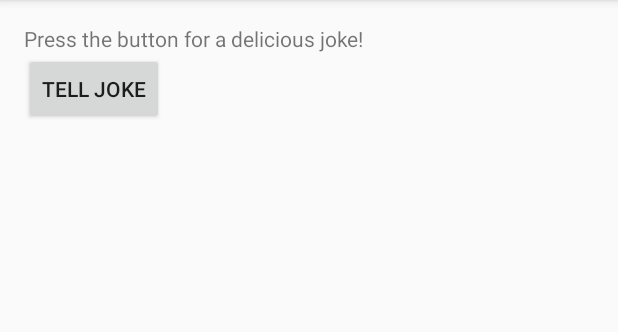
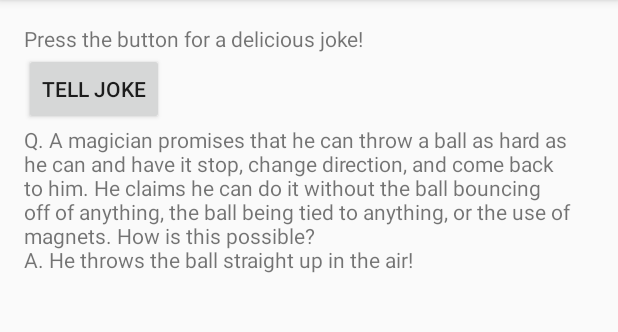
Before and after one commit to ahmetturk/Build-It-Bigger, an Android app: the screen it shows after launch (MainActivity), after a tap on "TELL JOKE", on a phone screen of 412 x 824 dp, the part 84-416 px from its top. Run offline under Robolectric (Android 15) with nearby library versions, the phone set to English and light mode, and no system bars; our stand-ins replace AdMob.

Commit message:
Add joke provider java library

```diff
--- a/app/build.gradle
+++ b/app/build.gradle
@@ -36,6 +36,7 @@ android {
 dependencies {
     implementation fileTree(dir: 'libs', include: ['*.jar'])
     endpointsServer project(path: ':backend', configuration: 'endpoints')
+    implementation project(':jokeprovider')
     implementation 'com.android.support:appcompat-v7:27.1.1'
     implementation 'com.google.android.gms:play-services-ads:15.0.1'
     implementation 'com.google.api-client:google-api-client:1.23.0'
--- a/app/src/main/java/com/udacity/gradle/builditbigger/MainActivity.java
+++ b/app/src/main/java/com/udacity/gradle/builditbigger/MainActivity.java
@@ -4,8 +4,6 @@ import android.os.Bundle;
 import android.support.v7.app.AppCompatActivity;
 import android.view.Menu;
 import android.view.MenuItem;
-import android.view.View;
-import android.widget.Toast;
 
 
 public class MainActivity extends AppCompatActivity {
@@ -39,8 +37,4 @@ public class MainActivity extends AppCompatActivity {
         return super.onOptionsItemSelected(item);
     }
 
-    public void tellJoke(View view) {
-        Toast.makeText(this, "derp", Toast.LENGTH_SHORT).show();
-    }
-
 }
--- a/app/src/main/java/com/udacity/gradle/builditbigger/MainActivityFragment.java
+++ b/app/src/main/java/com/udacity/gradle/builditbigger/MainActivityFragment.java
@@ -5,9 +5,12 @@ import android.support.v4.app.Fragment;
 import android.view.LayoutInflater;
 import android.view.View;
 import android.view.ViewGroup;
+import android.widget.Button;
+import android.widget.TextView;
 
 import com.google.android.gms.ads.AdRequest;
 import com.google.android.gms.ads.AdView;
+import com.udacity.gradle.jokeprovider.JokeProvider;
 
 
 /**
@@ -23,6 +26,16 @@ public class MainActivityFragment extends Fragment {
                              Bundle savedInstanceState) {
         View root = inflater.inflate(R.layout.fragment_main, container, false);
 
+        final TextView textViewJoke = root.findViewById(R.id.text_view_joke);
+        final Button buttonTellJoke = root.findViewById(R.id.button_tell_joke);
+
+        buttonTellJoke.setOnClickListener(new View.OnClickListener() {
+            @Override
+            public void onClick(View v) {
+                textViewJoke.setText(JokeProvider.getJoke());
+            }
+        });
+
         AdView mAdView = (AdView) root.findViewById(R.id.adView);
         // Create an ad request. Check logcat output for the hashed device ID to
         // get test ads on a physical device. e.g.
--- a/app/src/main/res/layout/fragment_main.xml
+++ b/app/src/main/res/layout/fragment_main.xml
@@ -16,11 +16,17 @@
         android:text="@string/instructions" />
 
     <Button
+        android:id="@+id/button_tell_joke"
         android:layout_width="wrap_content"
         android:layout_height="wrap_content"
         android:layout_below="@+id/instructions_text_view"
-        android:onClick="tellJoke"
         android:text="@string/button_text" />
+
+    <TextView
+        android:id="@+id/text_view_joke"
+        android:layout_width="wrap_content"
+        android:layout_height="wrap_content"
+        android:layout_below="@id/button_tell_joke" />
 
     <com.google.android.gms.ads.AdView
         android:id="@+id/adView"
--- /dev/null
+++ b/jokeprovider/src/main/java/com/udacity/gradle/jokeprovider/JokeProvider.java
@@ -0,0 +1,18 @@
+package com.udacity.gradle.jokeprovider;
+
+import java.util.Random;
+
+import javax.swing.text.View;
+
+public class JokeProvider {
+
+    private static final String [] jokes = {
+            "Q. A girl fell off of a 30-foot ladder, but she didn't get hurt at all. How is this possible?\nA. She fell off the bottom step!",
+            "Q. A magician promises that he can throw a ball as hard as he can and have it stop, change direction, and come back to him. He claims he can do it without the ball bouncing off of anything, the ball being tied to anything, or the use of magnets. How is this possible?\nA. He throws the ball straight up in the air!"
+    };
+
+    public static String getJoke() {
+        return jokes[new Random().nextInt(jokes.length)];
+    }
+
+}
--- a/settings.gradle
+++ b/settings.gradle
@@ -1 +1 @@
-include ':app', ':backend'
+include ':app', ':backend', ':jokeprovider'
```
Also changed, not shown: jokeprovider/build.gradle (added, +8 -0 lines), 1 other file.
